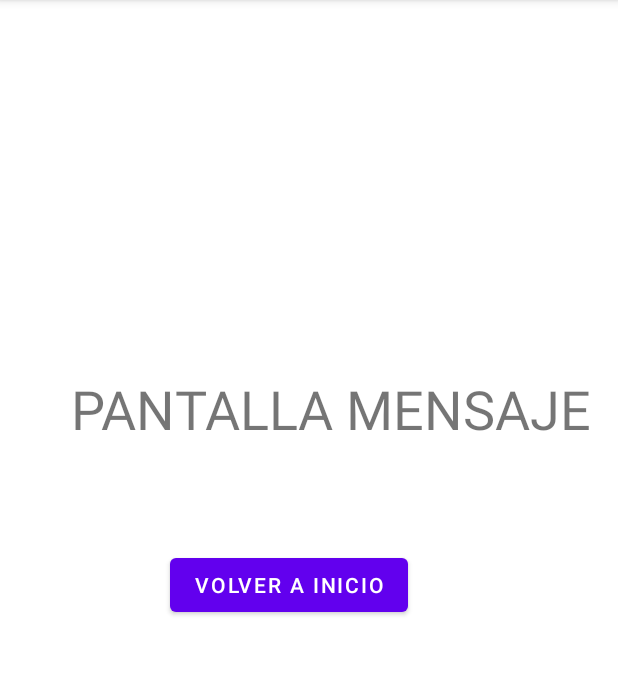
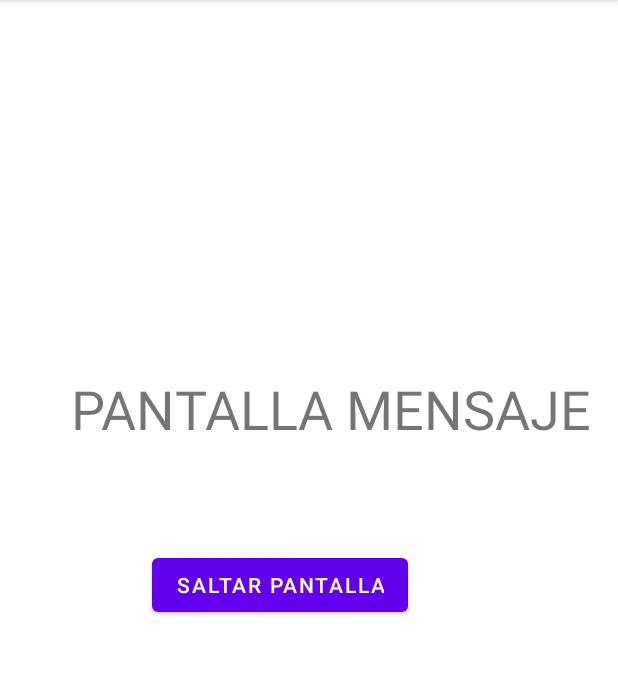
Before and after one commit to C0nf1cker/Software-Processes, an Android app: the Message screen opened directly, with no data from a screen before it, on a phone screen of 412 x 824 dp, the part 84-759 px from its top. Run offline under Robolectric (Android 15) with nearby library versions, the light colour scheme and no system bars.

Commit message:
Mejora pantalla carga

```diff
--- a/MyApplication/app/src/main/res/layout/activity_main.xml
+++ b/MyApplication/app/src/main/res/layout/activity_main.xml
@@ -35,7 +35,7 @@
         android:layout_marginEnd="149dp"
         android:layout_marginRight="149dp"
         android:layout_marginBottom="232dp"
-        android:onClick="Play"
+        android:onClick="Message"
         android:text="@string/button_play"
         app:layout_constraintBottom_toBottomOf="parent"
         app:layout_constraintEnd_toEndOf="parent"
--- a/MyApplication/app/src/main/res/layout/activity_message.xml
+++ b/MyApplication/app/src/main/res/layout/activity_message.xml
@@ -31,8 +31,8 @@
         android:layout_marginEnd="140dp"
         android:layout_marginRight="140dp"
         android:layout_marginBottom="354dp"
-        android:onClick="goMain"
-        android:text="@string/button_return"
+        android:onClick="cargar"
+        android:text="SALTAR PANTALLA"
         app:layout_constraintBottom_toBottomOf="parent"
         app:layout_constraintEnd_toEndOf="parent"
         app:layout_constraintHorizontal_bias="1.0"
```
Also changed, not shown: MyApplication/app/src/main/java/com/example/myapplication/Message.java (+43 -2 lines).
